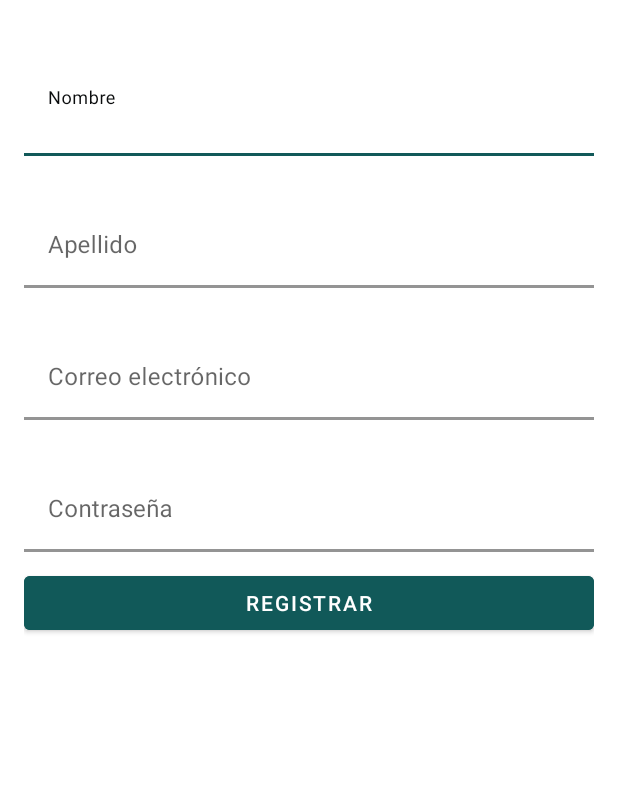
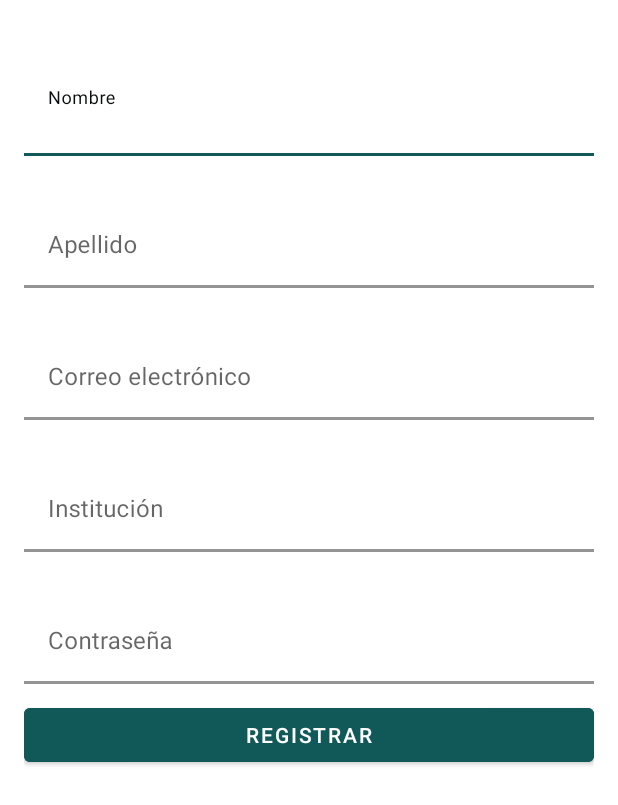
Before and after one commit to HeydiLitardo/spell_out_app, an Android app: the layout activity_registrar_usuario.xml on its own in the app's theme, with its tools: preview values and no code run, on a phone screen of 412 x 824 dp. Shown: the top 805 px of the screen. Run offline under Robolectric (Android 15) with nearby library versions, the phone set to English and light mode, and no system bars.

Commit message:
Correción del formulario registrar e implmentación de listar usuarios

```diff
--- a/app/build.gradle
+++ b/app/build.gradle
@@ -61,4 +61,5 @@ dependencies {
     testImplementation 'junit:junit:4.13.2'
     androidTestImplementation 'androidx.test.ext:junit:1.1.5'
     androidTestImplementation 'androidx.test.espresso:espresso-core:3.5.1'
+
 }
--- /dev/null
+++ b/app/src/main/res/drawable/baseline_chevron_right_24.xml
@@ -0,0 +1,5 @@
+<vector android:height="24dp" android:tint="#000000"
+    android:viewportHeight="24" android:viewportWidth="24"
+    android:width="24dp" xmlns:android="http://schemas.android.com/apk/res/android">
+    <path android:fillColor="@android:color/white" android:pathData="M10,6L8.59,7.41 13.17,12l-4.58,4.59L10,18l6,-6z"/>
+</vector>
--- /dev/null
+++ b/app/src/main/res/drawable/baseline_person_24.xml
@@ -0,0 +1,5 @@
+<vector android:height="24dp" android:tint="#000000"
+    android:viewportHeight="24" android:viewportWidth="24"
+    android:width="24dp" xmlns:android="http://schemas.android.com/apk/res/android">
+    <path android:fillColor="@android:color/white" android:pathData="M12,12c2.21,0 4,-1.79 4,-4s-1.79,-4 -4,-4 -4,1.79 -4,4 1.79,4 4,4zM12,14c-2.67,0 -8,1.34 -8,4v2h16v-2c0,-2.66 -5.33,-4 -8,-4z"/>
+</vector>
--- a/app/src/main/res/layout/activity_registrar_usuario.xml
+++ b/app/src/main/res/layout/activity_registrar_usuario.xml
@@ -94,6 +94,34 @@
     </com.google.android.material.textfield.TextInputLayout>
 
     <com.google.android.material.textfield.TextInputLayout
+        android:id="@+id/text_input_institucion"
+        android:layout_width="match_parent"
+        android:layout_height="wrap_content"
+        android:hint="Institución"
+        app:boxBackgroundColor="@android:color/transparent"
+        app:boxCornerRadiusBottomEnd="8dp"
+        app:boxCornerRadiusBottomStart="8dp"
+        app:boxCornerRadiusTopEnd="8dp"
+        app:boxCornerRadiusTopStart="8dp"
+        android:layout_marginTop="32dp"
+        app:boxStrokeColor="@color/primary"
+        app:boxStrokeWidth="2dp"
+        app:hintTextColor="@color/negro">
+
+        <com.google.android.material.textfield.TextInputEditText
+            android:id="@+id/input_institucion"
+            android:layout_width="match_parent"
+            android:layout_height="wrap_content"
+            android:inputType="textEmailAddress"
+            android:maxLines="1"
+            android:textColor="@color/primary"
+            android:textSize="16sp">
+
+        </com.google.android.material.textfield.TextInputEditText>
+    </com.google.android.material.textfield.TextInputLayout>
+
+
+    <com.google.android.material.textfield.TextInputLayout
         android:id="@+id/text_input_password"
         android:layout_width="match_parent"
         android:layout_height="wrap_content"
@@ -112,7 +140,7 @@
             android:id="@+id/input_password"
             android:layout_width="match_parent"
             android:layout_height="wrap_content"
-            android:inputType="textEmailAddress"
+            android:inputType="textPassword"
             android:maxLines="1"
             android:textColor="@color/primary"
             android:textSize="16sp">
--- a/app/src/main/res/values/colors.xml
+++ b/app/src/main/res/values/colors.xml
@@ -11,4 +11,5 @@
     <color name="primary">#115959</color>
     <color name="negro">#0A0C0D</color>
     <color name="whiteSmook">#F2F2F2</color>
+    <color name="gray">#515151</color>
 </resources>
```
Also changed, not shown: app/src/main/java/com/example/spellout/Alumnos.kt (+31 -0 lines), app/src/main/java/com/example/spellout/RegistrarUsuario.kt (+16 -7 lines), app/src/main/java/com/example/spellout/UsersAdapter.kt (added, +34 -0 lines), app/src/main/java/com/example/spellout/model/User.kt (+9 -1 lines), app/src/main/res/layout/activity_alumnos.xml (+14 -9 lines), app/src/main/res/layout/user_item.xml (added, +50 -0 lines).
